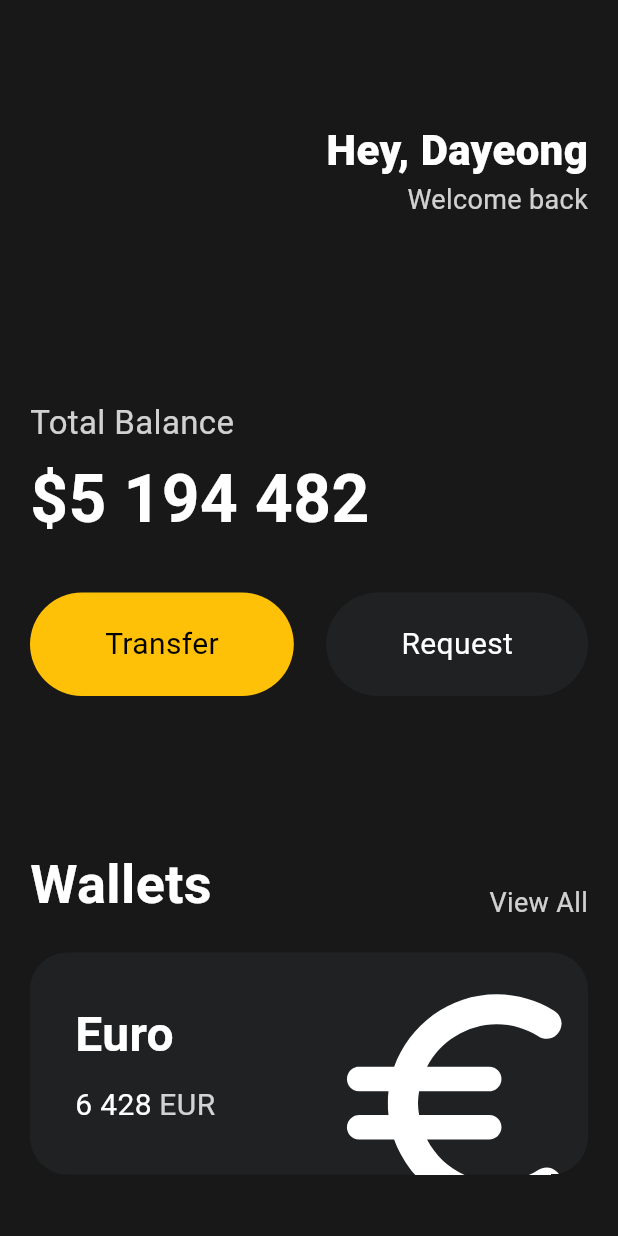
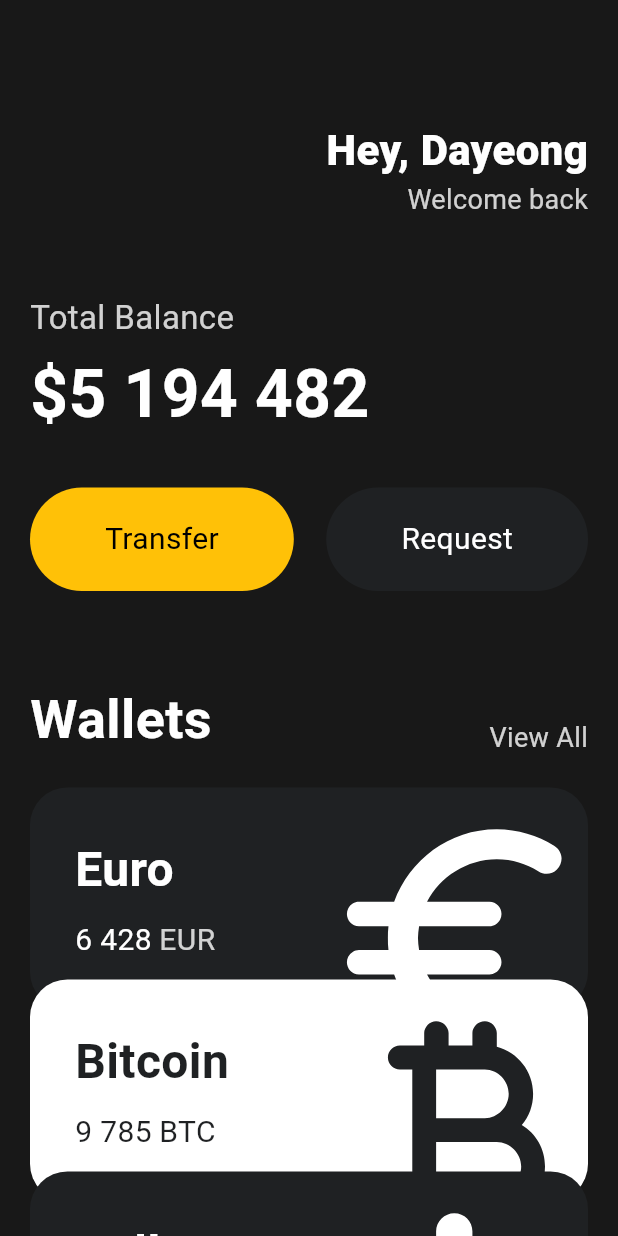
Before and after one commit to dayeongmaeng/toonflix-flutter, a Flutter app: the screen it shows after launch, on a phone screen of 412 x 824 dp. Run offline on Flutter 3.47's test engine with Material 3 defaults, Android fonts, the phone set to English and light mode, and no system bars.

Commit message:
feat: Reusable Cards

```diff
--- a/lib/main.dart
+++ b/lib/main.dart
@@ -1,5 +1,6 @@
 import 'package:flutter/material.dart';
 import 'package:toonflix/widgets/button.dart';
+import 'package:toonflix/widgets/currency_card.dart';
 
 void main() {
   runApp(const App());
@@ -13,7 +14,8 @@ class App extends StatelessWidget {
     return MaterialApp(
       home: Scaffold(
           backgroundColor: const Color(0xFF181818),
-          body: Padding(
+          body: SingleChildScrollView(
+            child: Padding(
                 padding: const EdgeInsets.symmetric(
                   horizontal: 20,
                 ),
@@ -49,7 +51,7 @@ class App extends StatelessWidget {
                       ],
                     ),
                     const SizedBox(
-                    height: 120,
+                      height: 50,
                     ),
                     Text(
                       'Total Balance',
@@ -88,7 +90,7 @@ class App extends StatelessWidget {
                       ],
                     ),
                     const SizedBox(
-                    height: 100,
+                      height: 60,
                     ),
                     Row(
                       crossAxisAlignment: CrossAxisAlignment.end,
@@ -114,71 +116,36 @@ class App extends StatelessWidget {
                     const SizedBox(
                       height: 20,
                     ),
-                  Container(
-                    clipBehavior: Clip.hardEdge,
-                    decoration: BoxDecoration(
-                      color: const Color(0xFF1F2123),
-                      borderRadius: BorderRadius.circular(25),
+                    const CurrencyCard(
+                      name: 'Euro',
+                      code: 'EUR',
+                      amount: '6 428',
+                      icon: Icons.euro_rounded,
+                      isInverted: false,
                     ),
-                    child: Padding(
-                      padding: const EdgeInsets.all(30),
-                      child: Row(
-                        mainAxisAlignment: MainAxisAlignment.spaceBetween,
-                        children: [
-                          Column(
-                            crossAxisAlignment: CrossAxisAlignment.start,
-                            children: [
-                              const Text(
-                                'Euro',
-                                style: TextStyle(
-                                  color: Colors.white,
-                                  fontSize: 32,
-                                  fontWeight: FontWeight.w600,
+                    Transform.translate(
+                      offset: const Offset(0, -20),
+                      child: const CurrencyCard(
+                        name: 'Bitcoin',
+                        code: 'BTC',
+                        amount: '9 785',
+                        icon: Icons.currency_bitcoin_rounded,
+                        isInverted: true,
                       ),
                     ),
-                              const SizedBox(
-                                height: 10,
-                              ),
-                              Row(
-                                children: [
-                                  const Text(
-                                    '6 428',
-                                    style: TextStyle(
-                                      color: Colors.white,
-                                      fontSize: 20,
-                                    ),
-                                  ),
-                                  const SizedBox(
-                                    width: 5,
-                                  ),
-                                  Text(
-                                    'EUR',
-                                    style: TextStyle(
-                                      color: Colors.white.withOpacity(0.8),
-                                      fontSize: 20,
+                    Transform.translate(
+                      offset: const Offset(0, -40),
+                      child: const CurrencyCard(
+                        name: 'Dollar',
+                        code: 'USD',
+                        amount: '428',
+                        icon: Icons.attach_money_rounded,
+                        isInverted: false,
                       ),
                     ),
                   ],
-                              )
-                            ],
-                          ),
-                          Transform.scale(
-                            scale: 2.2,
-                            child: Transform.translate(
-                              offset: const Offset(-5, 12),
-                              child: const Icon(
-                                Icons.euro_rounded,
-                                color: Colors.white,
-                                size: 88,
-                              ),
-                            ),
-                          )
-                        ],
-                      ),
-                    ),
-                  ),
-                ],
-              ))),
+                )),
+          )),
     );
   }
 }
--- /dev/null
+++ b/lib/widgets/currency_card.dart
@@ -0,0 +1,87 @@
+import 'package:flutter/material.dart';
+
+class CurrencyCard extends StatelessWidget {
+  final String name, code, amount;
+  final IconData icon;
+  final bool isInverted;
+
+  final _blackColor = const Color(0xFF1F2123);
+
+  const CurrencyCard({
+    super.key,
+    required this.name,
+    required this.code,
+    required this.amount,
+    required this.icon,
+    required this.isInverted,
+  });
+
+  @override
+  Widget build(BuildContext context) {
+    return Container(
+      clipBehavior: Clip.hardEdge,
+      decoration: BoxDecoration(
+        color: isInverted ? Colors.white : _blackColor,
+        borderRadius: BorderRadius.circular(25),
+      ),
+      child: Padding(
+        padding: const EdgeInsets.all(30),
+        child: Row(
+          mainAxisAlignment: MainAxisAlignment.spaceBetween,
+          children: [
+            Column(
+              crossAxisAlignment: CrossAxisAlignment.start,
+              children: [
+                Text(
+                  name,
+                  style: TextStyle(
+                    color: isInverted ? _blackColor : Colors.white,
+                    fontSize: 32,
+                    fontWeight: FontWeight.w600,
+                  ),
+                ),
+                const SizedBox(
+                  height: 10,
+                ),
+                Row(
+                  children: [
+                    Text(
+                      amount,
+                      style: TextStyle(
+                        color: isInverted ? _blackColor : Colors.white,
+                        fontSize: 20,
+                      ),
+                    ),
+                    const SizedBox(
+                      width: 5,
+                    ),
+                    Text(
+                      code,
+                      style: TextStyle(
+                        color: isInverted
+                            ? _blackColor
+                            : Colors.white.withOpacity(0.8),
+                        fontSize: 20,
+                      ),
+                    ),
+                  ],
+                )
+              ],
+            ),
+            Transform.scale(
+              scale: 2.2,
+              child: Transform.translate(
+                offset: const Offset(-5, 12),
+                child: Icon(
+                  icon,
+                  color: isInverted ? _blackColor : Colors.white,
+                  size: 88,
+                ),
+              ),
+            )
+          ],
+        ),
+      ),
+    );
+  }
+}
```
Lines whose indentation alone changed are shown as unchanged.
